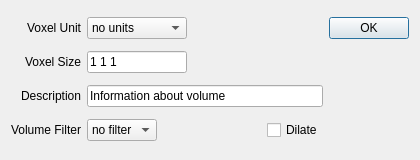
This is tools/import/savepvldialog.ui in nci/drishti as Qt 5 draws it before an edit. The edited form follows.
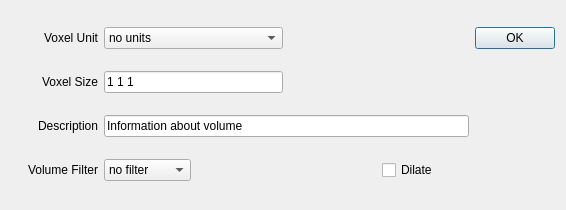
This is the edited form.

Patch:
```diff
--- a/tools/import/savepvldialog.ui
+++ b/tools/import/savepvldialog.ui
@@ -6,22 +6,10 @@
    <rect>
     <x>0</x>
     <y>0</y>
-    <width>420</width>
-    <height>160</height>
+    <width>566</width>
+    <height>210</height>
    </rect>
   </property>
-  <property name="minimumSize">
-   <size>
-    <width>420</width>
-    <height>160</height>
-   </size>
-  </property>
-  <property name="maximumSize">
-   <size>
-    <width>420</width>
-    <height>170</height>
-   </size>
-  </property>
   <property name="windowTitle">
    <string>Additional Information</string>
   </property>
@@ -45,12 +33,6 @@
    </item>
    <item row="0" column="1" colspan="2">
     <widget class="QComboBox" name="voxelUnit">
-     <property name="maximumSize">
-      <size>
-       <width>100</width>
-       <height>16777215</height>
-      </size>
-     </property>
      <item>
       <property name="text">
        <string>no units</string>
@@ -138,12 +120,6 @@
    </item>
    <item row="1" column="1" colspan="2">
     <widget class="QLineEdit" name="voxelSize">
-     <property name="maximumSize">
-      <size>
-       <width>100</width>
-       <height>16777215</height>
-      </size>
-     </property>
      <property name="text">
       <string>1 1 1</string>
      </property>
```
